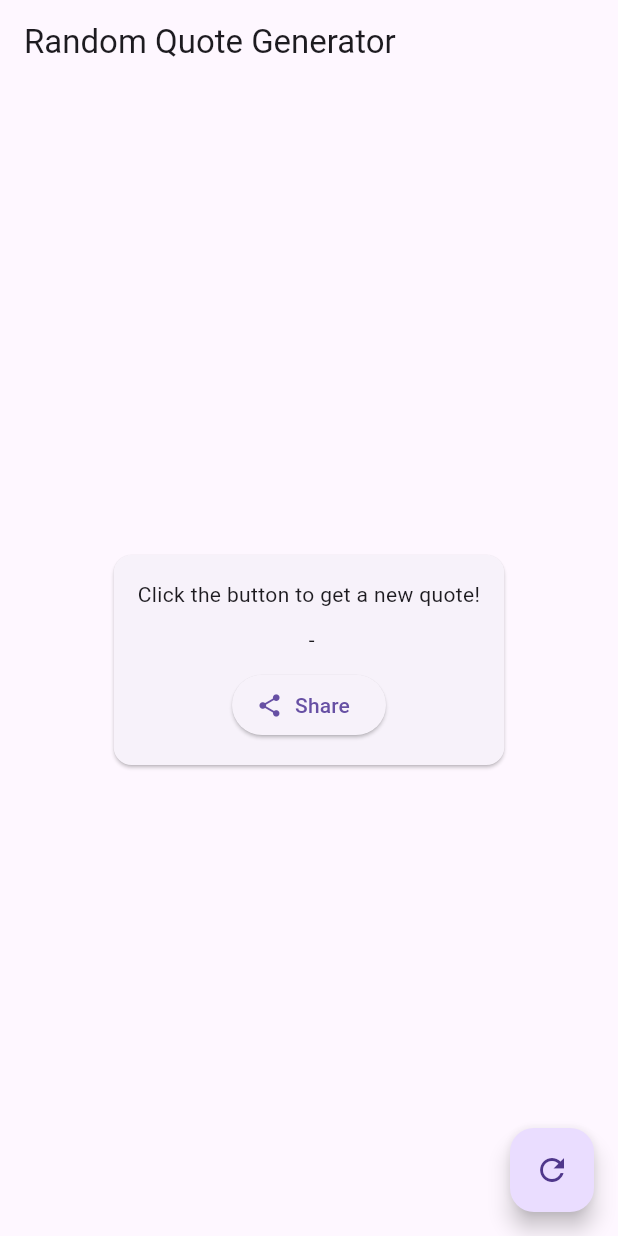
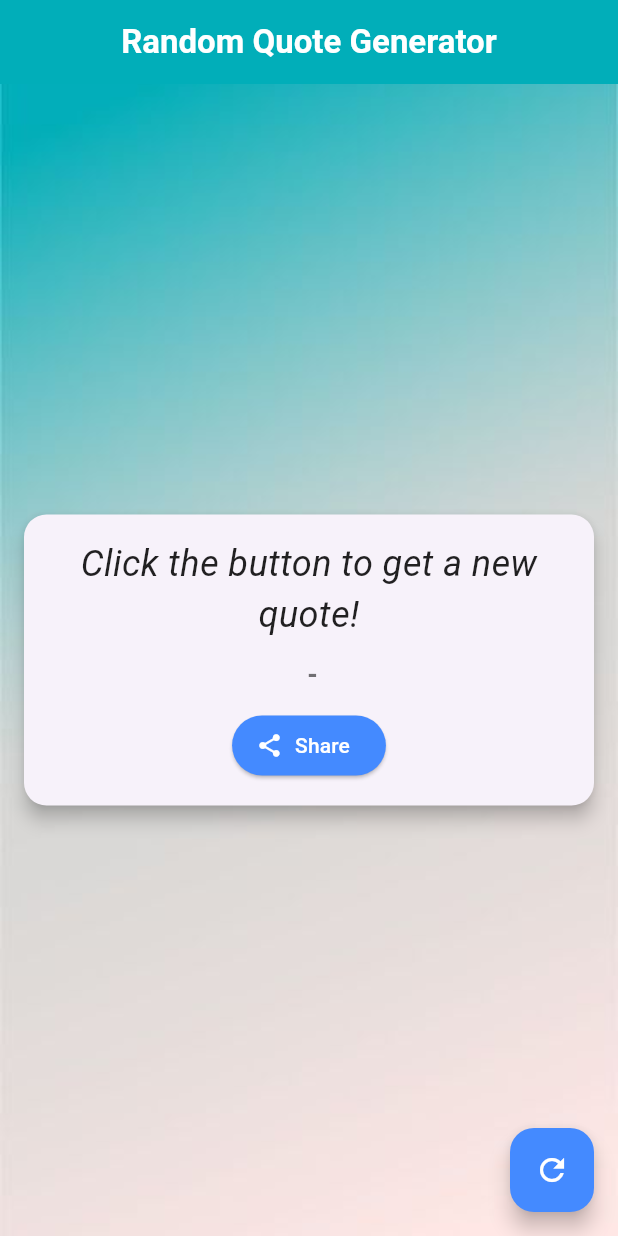
Before and after one commit to YoussefSalem582/CodeAlpha_random_quote_generator, a Flutter app: the screen it shows after launch, after a tap on the "refresh" icon, on a phone screen of 412 x 824 dp. Run offline on Flutter 3.47's test engine with Material 3 defaults, Android fonts, the phone set to English and light mode, and no system bars; our stand-ins replace share_plus; network calls fail.

Commit message:
Refactor: Enhance UI and quote fetching in Random Quote Generator
-   Modify `_getNewQuote` in `home_screen.dart` to use `Future<void>` and cast fetched quote data.
-   Enhance the AppBar and add background image to the app body in `home_screen.dart`.
-   Add styling to the refresh button in `home_screen.dart`
-   Add share button styling and quote and author style in `quote_card.dart`.
-   Add card border radius and elevation in `quote_card.dart`.
-   Disable debug banner in `main.dart`.
-   Set the app color in `main.dart`
-   Add a new asset `background.jpg` in `assets/images/`.
-   Add `assets/images/` to `pubspec.yaml`.

```diff
--- a/lib/main.dart
+++ b/lib/main.dart
@@ -11,10 +11,10 @@ class MyApp extends StatelessWidget {
   @override
   Widget build(BuildContext context) {
     return MaterialApp(
+      debugShowCheckedModeBanner: false,
       title: 'Random Quote Generator',
-      theme: ThemeData(
-        primarySwatch: Colors.blue,
-      ),
+      color: Colors.white,
+      theme: ThemeData(primarySwatch: Colors.green),
       home: const HomeScreen(),
     );
   }
--- a/lib/screens/home_screen.dart
+++ b/lib/screens/home_screen.dart
@@ -13,14 +13,14 @@ class _HomeScreenState extends State<HomeScreen> {
   String _quote = 'Click the button to get a new quote!';
   String _author = '';
 
-  void _getNewQuote() async {
+  Future<void> _getNewQuote() async {
     print('Fetching new quote...');
     try {
-      final quote = await QuoteService.fetchRandomQuote();
+      final Map<String, dynamic> quote = await QuoteService.fetchRandomQuote();
       print('Quote fetched: $quote');
       setState(() {
-        _quote = quote['content'];
-        _author = quote['author'];
+        _quote = quote['content'] as String;
+        _author = quote['author'] as String;
       });
     } catch (e) {
       print('Failed to fetch quote: $e');
@@ -31,15 +31,30 @@ class _HomeScreenState extends State<HomeScreen> {
   Widget build(BuildContext context) {
     return Scaffold(
       appBar: AppBar(
-        title: const Text('Random Quote Generator'),
+        title: const Text(
+          'Random Quote Generator',
+          style: TextStyle(
+            color: Colors.white,
+            fontWeight: FontWeight.bold,
+          ),
+        ),
+        centerTitle: true,
+        backgroundColor: Color.fromRGBO(1, 174, 185, 1.0),
       ),
-      body: Center(
-        child: QuoteCard(quote: _quote, author: _author),
+      body: Container(
+        decoration: const BoxDecoration(
+          image: DecorationImage(
+            image: AssetImage('assets/images/background.jpg'),
+            fit: BoxFit.cover,
+          ),
+        ),
+        child: Center(child: QuoteCard(quote: _quote, author: _author)),
       ),
       floatingActionButton: FloatingActionButton(
         onPressed: _getNewQuote,
         tooltip: 'New Quote',
-        child: const Icon(Icons.refresh),
+        child: const Icon(Icons.refresh, color: Colors.white),
+        backgroundColor: Colors.blueAccent,
       ),
     );
   }
--- a/lib/widgets/quote_card.dart
+++ b/lib/widgets/quote_card.dart
@@ -11,6 +11,10 @@ class QuoteCard extends StatelessWidget {
   Widget build(BuildContext context) {
     return Card(
       margin: const EdgeInsets.all(16.0),
+      shape: RoundedRectangleBorder(
+        borderRadius: BorderRadius.circular(15.0),
+      ),
+      elevation: 5,
       child: Padding(
         padding: const EdgeInsets.all(16.0),
         child: Column(
@@ -18,13 +22,21 @@ class QuoteCard extends StatelessWidget {
           children: <Widget>[
             Text(
               quote,
-              //style: Theme.of(context).textTheme.headline6,
+              style: const TextStyle(
+                fontSize: 24,
+                fontStyle: FontStyle.italic,
+                color: Colors.black87,
+              ),
               textAlign: TextAlign.center,
             ),
             const SizedBox(height: 10),
             Text(
               '- $author',
-              //style: Theme.of(context).textTheme.subtitle1,
+              style: const TextStyle(
+                fontSize: 18,
+                fontWeight: FontWeight.bold,
+                color: Colors.black54,
+              ),
               textAlign: TextAlign.right,
             ),
             const SizedBox(height: 10),
@@ -32,8 +44,11 @@ class QuoteCard extends StatelessWidget {
               onPressed: () {
                 Share.share('$quote - $author');
               },
-              icon: const Icon(Icons.share),
-              label: const Text('Share'),
+              icon: const Icon(Icons.share, color: Colors.white),
+              label: const Text('Share', style: TextStyle(color: Colors.white)),
+              style: ElevatedButton.styleFrom(
+                backgroundColor: Colors.blueAccent,
+              ),
             ),
           ],
         ),
--- a/pubspec.yaml
+++ b/pubspec.yaml
@@ -60,8 +60,8 @@ flutter:
   uses-material-design: true
 
   # To add assets to your application, add an assets section, like this:
-  # assets:
-  #   - images/a_dot_burr.jpeg
+  assets:
+     - assets/images/
   #   - images/a_dot_ham.jpeg
 
   # An image asset can refer to one or more resolution-specific "variants", see
```
Also changed, not shown: assets/images/background.jpg (added).
